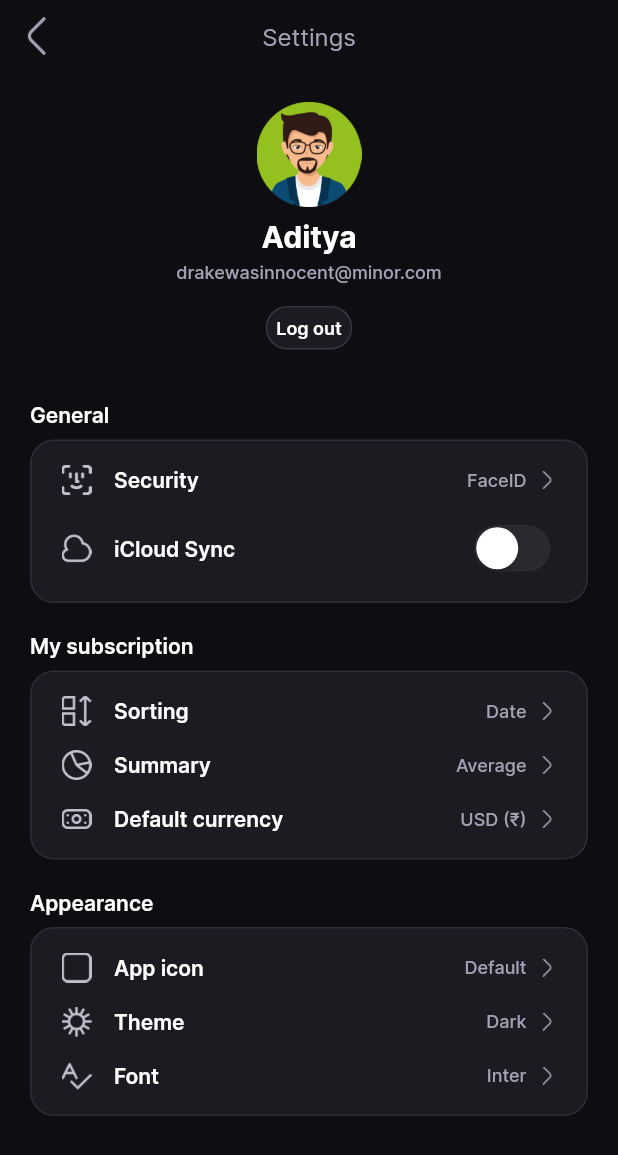
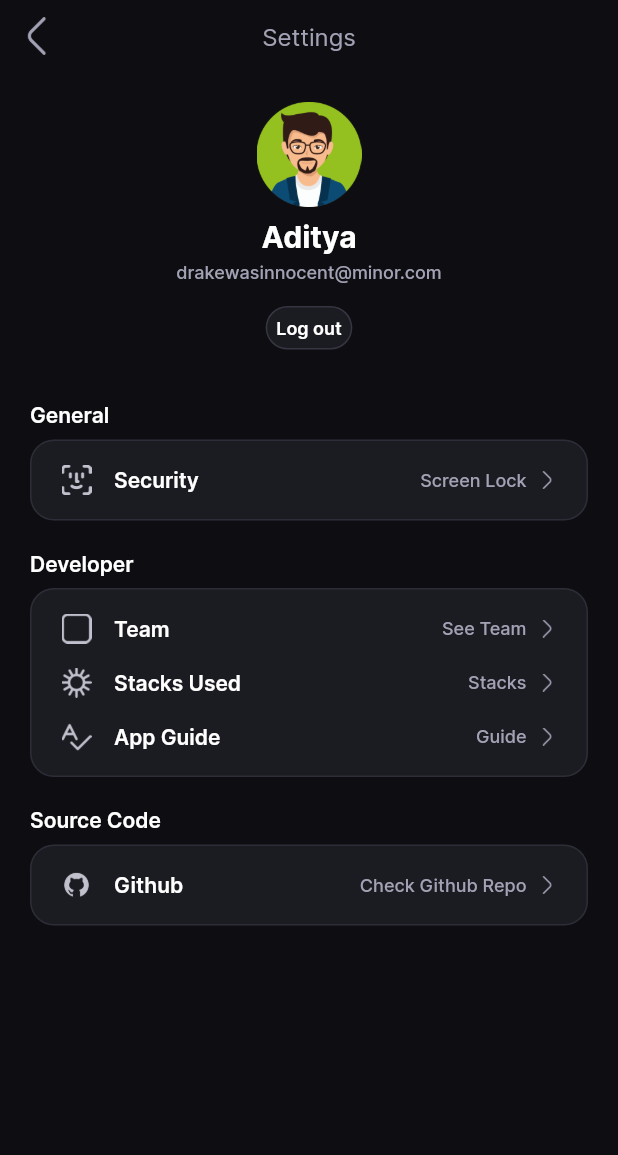
Before and after one commit to adiyadav123/budgetbuddy, a Flutter app: the SettingsView screen opened directly, on a phone screen of 412 x 824 dp. Shown: the top 1155 px of the screen. Run offline on Flutter 3.47's test engine with Material 3 defaults, Android fonts, the light colour scheme and no system bars; our stand-ins replace card_swiper, carousel_slider, dotted_border, firebase_auth, firebase_core, flutter_pw_validator and 4 more; missing offline and left inert: calendar_agenda, dart:ffi; accounts and stored records are empty; generated files the repository leaves out were written again.

Commit message:
Update settings_view.dart with new icons and values

```diff
--- a/lib/views/settings/settings_view.dart
+++ b/lib/views/settings/settings_view.dart
@@ -180,17 +180,7 @@ class _SettingsViewState extends State<SettingsView> {
                         IconItemRow(
                           title: "Security",
                           icon: "assets/img/face_id.png",
-                          value: "FaceID",
-                        ),
-                        IconItemSwitchRow(
-                          title: "iCloud Sync",
-                          icon: "assets/img/icloud.png",
-                          value: isActive,
-                          didChange: (newVal) {
-                            setState(() {
-                              isActive = newVal;
-                            });
-                          },
+                          value: "Screen Lock",
                         ),
                       ],
                     ),
@@ -198,7 +188,7 @@ class _SettingsViewState extends State<SettingsView> {
                   Padding(
                     padding: const EdgeInsets.only(top: 20, bottom: 8),
                     child: Text(
-                      "My subscription",
+                      "Developer",
                       style: TextStyle(
                           color: TColor.white,
                           fontSize: 14,
@@ -217,19 +207,19 @@ class _SettingsViewState extends State<SettingsView> {
                     child: Column(
                       children: [
                         IconItemRow(
-                          title: "Sorting",
-                          icon: "assets/img/sorting.png",
-                          value: "Date",
+                          title: "Team",
+                          icon: "assets/img/app_icon.png",
+                          value: "See Team",
                         ),
                         IconItemRow(
-                          title: "Summary",
-                          icon: "assets/img/chart.png",
-                          value: "Average",
+                          title: "Stacks Used",
+                          icon: "assets/img/light_theme.png",
+                          value: "Stacks",
                         ),
                         IconItemRow(
-                          title: "Default currency",
-                          icon: "assets/img/money.png",
-                          value: "USD (\₹)",
+                          title: "App Guide",
+                          icon: "assets/img/font.png",
+                          value: "Guide",
                         ),
                       ],
                     ),
@@ -237,7 +227,7 @@ class _SettingsViewState extends State<SettingsView> {
                   Padding(
                     padding: const EdgeInsets.only(top: 20, bottom: 8),
                     child: Text(
-                      "Appearance",
+                      "Source Code",
                       style: TextStyle(
                           color: TColor.white,
                           fontSize: 14,
@@ -253,26 +243,18 @@ class _SettingsViewState extends State<SettingsView> {
                       color: TColor.gray60.withOpacity(0.2),
                       borderRadius: BorderRadius.circular(16),
                     ),
-                    child: Column(
+                    child: const Column(
                       children: [
                         IconItemRow(
-                          title: "App icon",
-                          icon: "assets/img/app_icon.png",
-                          value: "Default",
-                        ),
-                        IconItemRow(
-                          title: "Theme",
-                          icon: "assets/img/light_theme.png",
-                          value: "Dark",
-                        ),
-                        IconItemRow(
-                          title: "Font",
-                          icon: "assets/img/font.png",
-                          value: "Inter",
+                          title: "Github",
+                          icon: "assets/img/github.png",
+                          value: "Check Github Repo",
                         ),
                       ],
                     ),
                   ),
+
+
                 ],
               ),
             )
```
